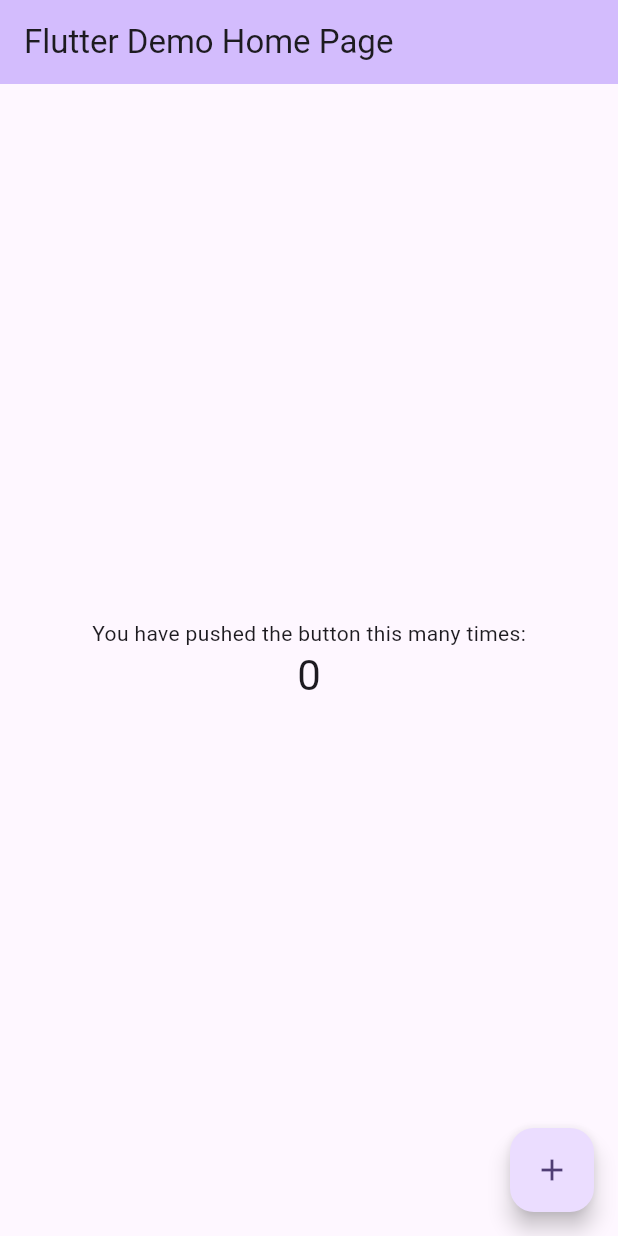
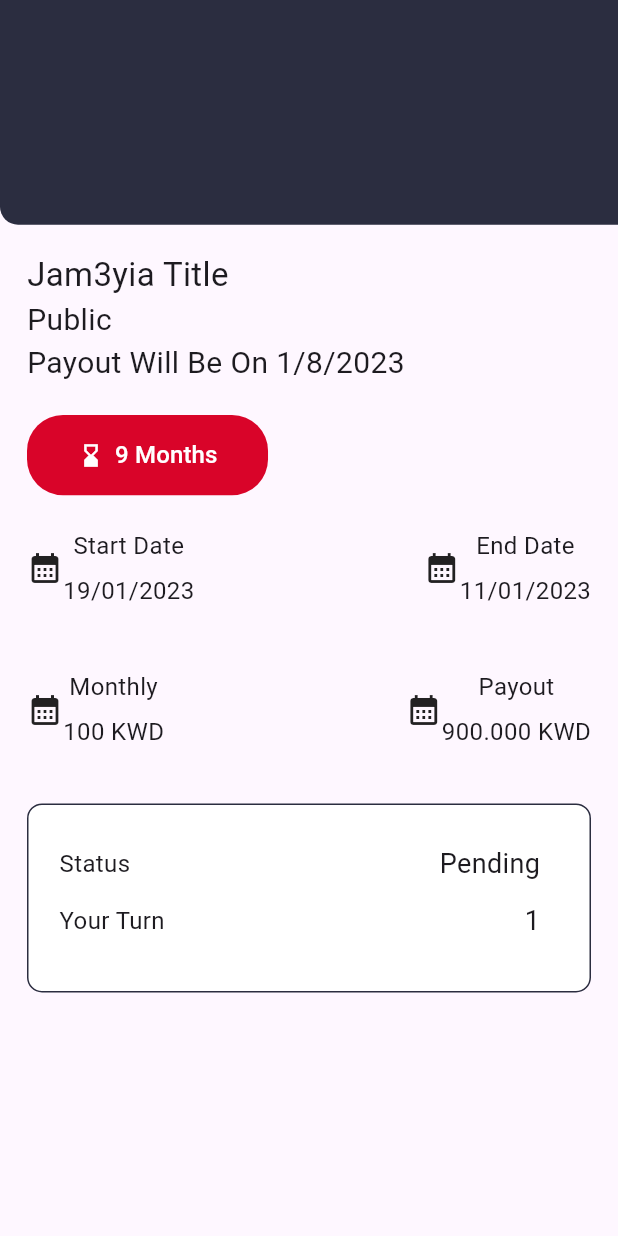
Before and after one commit to makdad-raee/makdad_demo_app, a Flutter app: the screen it shows after launch, on a phone screen of 412 x 824 dp. Run offline on Flutter 3.47's test engine with Material 3 defaults, Android fonts, the phone set to English and light mode, and no system bars.

Commit message:
Home screen  Ui part1

```diff
--- /dev/null
+++ b/lib/Features/presentaion/views/custom_appbar.dart
@@ -0,0 +1,16 @@
+import 'package:flutter/material.dart';
+
+class CustomAppar extends StatelessWidget {
+  const CustomAppar({super.key});
+
+  @override
+  Widget build(BuildContext context) {
+    var height = MediaQuery.of(context).size.height;
+    return Container(
+      height: height / 5.5,
+      decoration: const BoxDecoration(
+          color: Color(0xff2B2D40),
+          borderRadius: BorderRadius.only(bottomLeft: Radius.circular(12))),
+    );
+  }
+}
--- /dev/null
+++ b/lib/Features/presentaion/views/home_view.dart
@@ -0,0 +1,22 @@
+import 'package:flutter/material.dart';
+import 'package:makdad_demo_app/Features/presentaion/views/custom_appbar.dart';
+import 'package:makdad_demo_app/Features/presentaion/views/widgets/custom_body_under_appbar.dart';
+import 'package:makdad_demo_app/Features/presentaion/views/widgets/statuts_container_big.dart';
+
+class HomeView extends StatelessWidget {
+  const HomeView({super.key});
+
+  @override
+  Widget build(BuildContext context) {
+    return const Scaffold(
+      body: Column(
+        crossAxisAlignment: CrossAxisAlignment.start,
+        children: [
+          CustomAppar(),
+          CustomBodyUnderAppar(),
+          StatusContainerBig(),
+        ],
+      ),
+    );
+  }
+}
--- /dev/null
+++ b/lib/Features/presentaion/views/widgets/avatar_with_name.dart
@@ -0,0 +1,24 @@
+import 'package:flutter/material.dart';
+
+class AvatarWithName extends StatelessWidget {
+  const AvatarWithName({
+    super.key,
+  });
+
+  @override
+  Widget build(BuildContext context) {
+    return const Row(
+      children: [
+        CircleAvatar(
+          backgroundImage: NetworkImage(
+            'https://img.freepik.com/free-photo/smiley-woman-talking-phone-medium-shot_23-2149476757.jpg?w=740&t=st=1706187389~exp=1706187989~hmac=a86e5bdca244b4ffa8e237a22ed353be12aee7248b551bcaa41606ac0d7566e2',
+          ),
+        ),
+        SizedBox(
+          width: 16,
+        ),
+        Text('Owner Name'),
+      ],
+    );
+  }
+}
--- /dev/null
+++ b/lib/Features/presentaion/views/widgets/custom_body_under_appbar.dart
@@ -0,0 +1,36 @@
+import 'package:flutter/material.dart';
+import 'package:makdad_demo_app/Features/presentaion/views/widgets/custom_details.dart';
+import 'package:makdad_demo_app/Features/presentaion/views/widgets/custom_red_button.dart';
+import 'package:makdad_demo_app/core/utlies/constant.dart';
+
+class CustomBodyUnderAppar extends StatelessWidget {
+  const CustomBodyUnderAppar({super.key});
+
+  @override
+  Widget build(BuildContext context) {
+    var height = MediaQuery.of(context).size.height;
+    var width = MediaQuery.of(context).size.width;
+    return Padding(
+      padding: const EdgeInsets.all(18.0),
+      child: Column(
+        crossAxisAlignment: CrossAxisAlignment.start,
+        children: [
+          const Text('Jam3yia Title', style: textStyle22),
+          const Text('Public', style: textStyle20),
+          const Text(
+            'Payout Will Be On 1/8/2023',
+            style: textStyle20,
+          ),
+          SizedBox(
+            height: height * 0.024,
+          ),
+          CustomRedButton(height: height, width: width),
+          SizedBox(
+            height: height * 0.027,
+          ),
+          const CustomDetails()
+        ],
+      ),
+    );
+  }
+}
--- /dev/null
+++ b/lib/Features/presentaion/views/widgets/custom_details.dart
@@ -0,0 +1,46 @@
+import 'package:flutter/material.dart';
+import 'package:makdad_demo_app/Features/presentaion/views/widgets/icon_with_details.dart';
+
+class CustomDetails extends StatelessWidget {
+  const CustomDetails({super.key});
+
+  @override
+  Widget build(BuildContext context) {
+    var height = MediaQuery.of(context).size.height;
+    var width = MediaQuery.of(context).size.width;
+    return Column(
+      children: [
+        const Row(
+          children: [
+            IconWIthDetailsItem(
+              icon: Icons.calendar_month,
+              txt: 'Start Date',
+              date: '19/01/2023',
+            ),
+            Spacer(),
+            IconWIthDetailsItem(
+              icon: Icons.calendar_month,
+              txt: 'End Date',
+              date: '11/01/2023',
+            ),
+          ],
+        ),
+        SizedBox(
+          height: height * 0.05,
+        ),
+        const Row(
+          children: [
+            IconWIthDetailsItem(
+              icon: Icons.calendar_month,
+              txt: 'Monthly',
+              date: '100 KWD',
+            ),
+            Spacer(),
+            IconWIthDetailsItem(
+                icon: Icons.calendar_month, txt: 'Payout', date: '900.000 KWD'),
+          ],
+        ),
+      ],
+    );
+  }
+}
--- /dev/null
+++ b/lib/Features/presentaion/views/widgets/custom_red_button.dart
@@ -0,0 +1,43 @@
+import 'package:flutter/material.dart';
+import 'package:makdad_demo_app/core/utlies/constant.dart';
+
+class CustomRedButton extends StatelessWidget {
+  const CustomRedButton({
+    super.key,
+    required this.height,
+    required this.width,
+  });
+
+  final double height;
+  final double width;
+
+  @override
+  Widget build(BuildContext context) {
+    return Container(
+      decoration: BoxDecoration(
+          color: defaultButtomColor,
+          borderRadius: BorderRadius.circular(24)),
+      height: height * 0.065,
+      width: width * 0.39,
+      child: TextButton(
+        onPressed: () {},
+        child: const Row(
+          mainAxisAlignment: MainAxisAlignment.center,
+          children: [
+            Icon(
+              Icons.hourglass_bottom_outlined,
+              color: Colors.white,
+            ),
+            SizedBox(
+              width: 7,
+            ),
+            Text(
+              '9 Months',
+              style: TextStyle(fontSize: 16, color: Colors.white),
+            ),
+          ],
+        ),
+      ),
+    );
+  }
+}
--- /dev/null
+++ b/lib/Features/presentaion/views/widgets/icon_with_details.dart
@@ -0,0 +1,33 @@
+import 'package:flutter/material.dart';
+import 'package:makdad_demo_app/core/utlies/constant.dart';
+
+class IconWIthDetailsItem extends StatelessWidget {
+  const IconWIthDetailsItem({
+    super.key,
+    required this.txt,
+    required this.date,
+    required this.icon,
+  });
+  final String txt;
+  final String date;
+  final IconData icon;
+
+  @override
+  Widget build(BuildContext context) {
+    return Row(
+      children: [
+        Icon(icon),
+        Column(
+          // crossAxisAlignment: CrossAxisAlignment.center,
+          children: [
+            Text(txt, style: textStyle16),
+            const SizedBox(
+              height: 7,
+            ),
+            Text(date, style: textStyle16),
+          ],
+        ),
+      ],
+    );
+  }
+}
--- /dev/null
+++ b/lib/Features/presentaion/views/widgets/statuts_container_big.dart
@@ -0,0 +1,49 @@
+import 'package:flutter/material.dart';
+import 'package:makdad_demo_app/core/utlies/constant.dart';
+
+class StatusContainerBig extends StatelessWidget {
+  const StatusContainerBig({super.key});
+
+  @override
+  Widget build(BuildContext context) {
+    var height = MediaQuery.of(context).size.height;
+    var width = MediaQuery.of(context).size.width;
+    return Padding(
+      padding: const EdgeInsets.all(defaultBadding),
+      child: Container(
+        width: double.infinity,
+        height: height * 0.153,
+        decoration: BoxDecoration(
+          borderRadius: BorderRadiusDirectional.circular(10),
+          border: Border.all(
+            color: const Color(0xff2B2D40),
+          ),
+          color: Colors.white,
+        ),
+        child:  Padding(
+          padding: EdgeInsets.only(bottom: height*0.0411,left:width* 0.05,top: height*0.032,right:width* 0.08),
+          child: const Column(
+            crossAxisAlignment: CrossAxisAlignment.start,
+            children: [
+              Row(
+                children: [
+                  Text('Status',style: textStyle16),
+                  Spacer(),
+                  Text('Pending',style: textStyle18),
+                ],
+              ),
+              Spacer(),
+              Row(
+                children: [
+                  Text('Your Turn',style: textStyle16),
+                  Spacer(),
+                  Text('1',style: textStyle18),
+                ],
+              )
+            ],
+          ),
+        ),
+      ),
+    );
+  }
+}
--- /dev/null
+++ b/lib/core/utlies/constant.dart
@@ -0,0 +1,9 @@
+import 'package:flutter/material.dart';
+
+const defaultButtomColor=Color(0xffD90429);
+const TextStyle textStyle22=TextStyle(fontSize: 22);
+const TextStyle textStyle20=TextStyle(fontSize: 20);
+const TextStyle textStyle18=TextStyle(fontSize: 18);
+
+const TextStyle textStyle16=TextStyle(fontSize: 16);
+const defaultBadding=18.0;
--- a/lib/main.dart
+++ b/lib/main.dart
@@ -1,4 +1,5 @@
 import 'package:flutter/material.dart';
+import 'package:makdad_demo_app/Features/presentaion/views/home_view.dart';
 
 void main() {
   runApp(const MyApp());
@@ -7,119 +8,10 @@ void main() {
 class MyApp extends StatelessWidget {
   const MyApp({super.key});
 
-  // This widget is the root of your application.
   @override
   Widget build(BuildContext context) {
-    return MaterialApp(
-      title: 'Flutter Demo',
-      theme: ThemeData(
-        // This is the theme of your application.
-        //
-        // TRY THIS: Try running your application with "flutter run". You'll see
-        // the application has a purple toolbar. Then, without quitting the app,
-        // try changing the seedColor in the colorScheme below to Colors.green
-        // and then invoke "hot reload" (save your changes or press the "hot
-        // reload" button in a Flutter-supported IDE, or press "r" if you used
-        // the command line to start the app).
-        //
-        // Notice that the counter didn't reset back to zero; the application
-        // state is not lost during the reload. To reset the state, use hot
-        // restart instead.
-        //
-        // This works for code too, not just values: Most code changes can be
-        // tested with just a hot reload.
-        colorScheme: ColorScheme.fromSeed(seedColor: Colors.deepPurple),
-        useMaterial3: true,
-      ),
-      home: const MyHomePage(title: 'Flutter Demo Home Page'),
+    return const MaterialApp(
+      home: HomeView(),
     );
   }
 }
-
-class MyHomePage extends StatefulWidget {
-  const MyHomePage({super.key, required this.title});
-
-  // This widget is the home page of your application. It is stateful, meaning
-  // that it has a State object (defined below) that contains fields that affect
-  // how it looks.
-
-  // This class is the configuration for the state. It holds the values (in this
-  // case the title) provided by the parent (in this case the App widget) and
-  // used by the build method of the State. Fields in a Widget subclass are
-  // always marked "final".
-
-  final String title;
-
-  @override
-  State<MyHomePage> createState() => _MyHomePageState();
-}
-
-class _MyHomePageState extends State<MyHomePage> {
-  int _counter = 0;
-
-  void _incrementCounter() {
-    setState(() {
-      // This call to setState tells the Flutter framework that something has
-      // changed in this State, which causes it to rerun the build method below
-      // so that the display can reflect the updated values. If we changed
-      // _counter without calling setState(), then the build method would not be
-      // called again, and so nothing would appear to happen.
-      _counter++;
-    });
-  }
-
-  @override
-  Widget build(BuildContext context) {
-    // This method is rerun every time setState is called, for instance as done
-    // by the _incrementCounter method above.
-    //
-    // The Flutter framework has been optimized to make rerunning build methods
-    // fast, so that you can just rebuild anything that needs updating rather
-    // than having to individually change instances of widgets.
-    return Scaffold(
-      appBar: AppBar(
-        // TRY THIS: Try changing the color here to a specific color (to
-        // Colors.amber, perhaps?) and trigger a hot reload to see the AppBar
-        // change color while the other colors stay the same.
-        backgroundColor: Theme.of(context).colorScheme.inversePrimary,
-        // Here we take the value from the MyHomePage object that was created by
-        // the App.build method, and use it to set our appbar title.
-        title: Text(widget.title),
-      ),
-      body: Center(
-        // Center is a layout widget. It takes a single child and positions it
-        // in the middle of the parent.
-        child: Column(
-          // Column is also a layout widget. It takes a list of children and
-          // arranges them vertically. By default, it sizes itself to fit its
-          // children horizontally, and tries to be as tall as its parent.
-          //
-          // Column has various properties to control how it sizes itself and
-          // how it positions its children. Here we use mainAxisAlignment to
-          // center the children vertically; the main axis here is the vertical
-          // axis because Columns are vertical (the cross axis would be
-          // horizontal).
-          //
-          // TRY THIS: Invoke "debug painting" (choose the "Toggle Debug Paint"
-          // action in the IDE, or press "p" in the console), to see the
-          // wireframe for each widget.
-          mainAxisAlignment: MainAxisAlignment.center,
-          children: <Widget>[
-            const Text(
-              'You have pushed the button this many times:',
-            ),
-            Text(
-              '$_counter',
-              style: Theme.of(context).textTheme.headlineMedium,
-            ),
-          ],
-        ),
-      ),
-      floatingActionButton: FloatingActionButton(
-        onPressed: _incrementCounter,
-        tooltip: 'Increment',
-        child: const Icon(Icons.add),
-      ), // This trailing comma makes auto-formatting nicer for build methods.
-    );
-  }
-}
```
